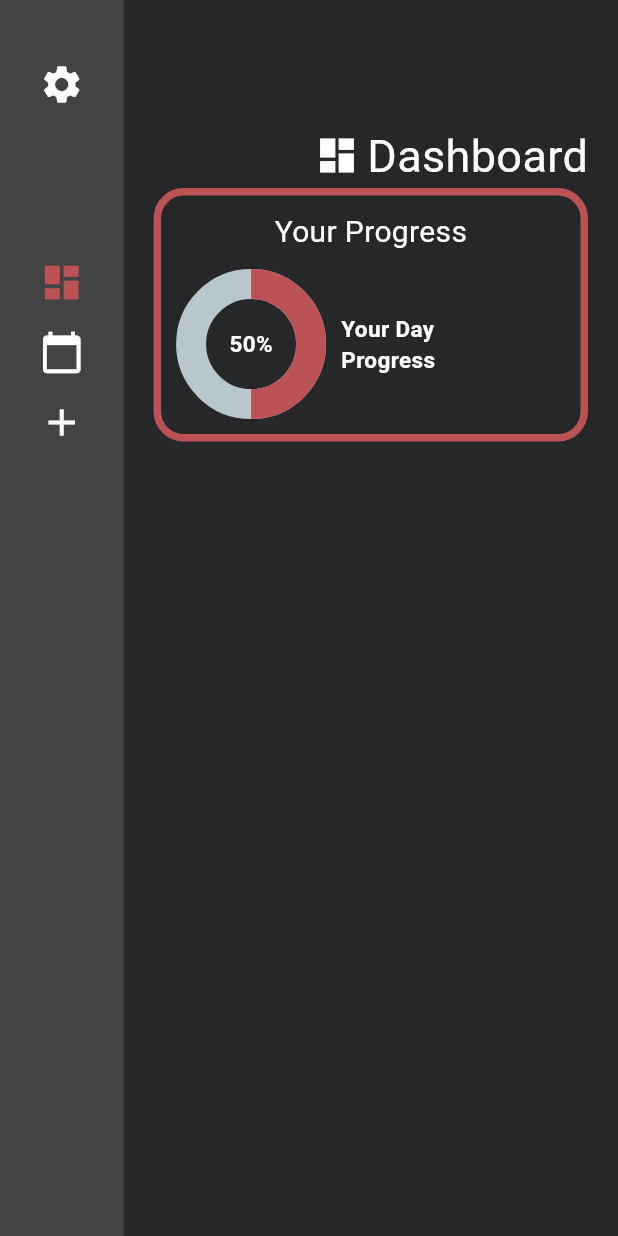
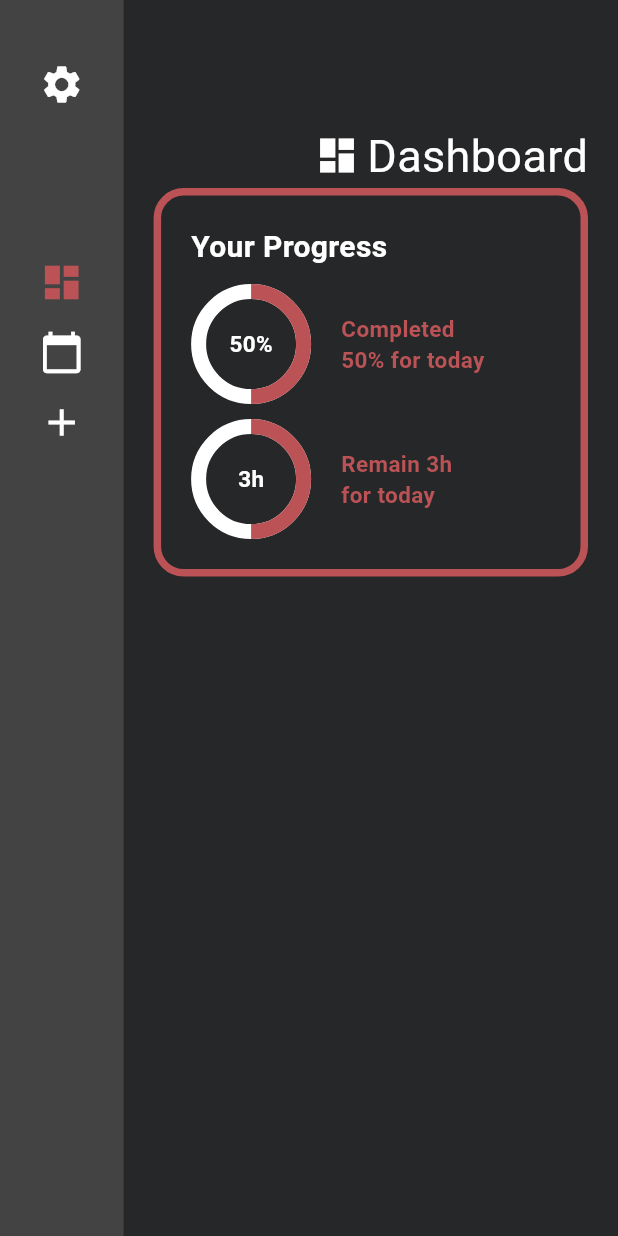
Before and after one commit to ZeroWillHero/Lets-do, a Flutter app: the Layout screen opened by its route, on a phone screen of 412 x 824 dp. Run offline on Flutter 3.47's test engine with Material 3 defaults, Android fonts, the phone set to English and light mode, and no system bars; drawn by our look-alikes of percent_indicator; our stand-ins replace get, supabase_flutter; missing offline and left inert: otp_pin_field; accounts and stored records are empty.

Commit message:
Weather card and progress Card created

```diff
--- a/lib/components/progress_card.dart
+++ b/lib/components/progress_card.dart
@@ -15,17 +15,24 @@ class ProgressCard extends StatelessWidget {
       ),
       width: MediaQuery.of(context).size.width,
       child: Padding(
-        padding: const EdgeInsets.all(10.0),
+        padding: const EdgeInsets.fromLTRB(20.0,20,20.0,20),
         child: Column(
 
-          // mainAxisAlignment: MainAxisAlignment.spaceBetween,
+          mainAxisAlignment: MainAxisAlignment.start,
+          crossAxisAlignment: CrossAxisAlignment.start,
           children: [
-            Text("Your Progress", style: TextStyle(fontSize: 20, color: textColor)),
-            SizedBox(height: 10),
-            Row(children: [
+            const Padding(
+              padding: const EdgeInsets.fromLTRB(0, 0, 0, 0),
+              child: const Text("Your Progress", style: TextStyle(fontSize: 20, fontWeight: FontWeight.bold, color: textColor)),
+            ),
+            const SizedBox(height: 10),
+            Row(
+              mainAxisAlignment: MainAxisAlignment.start,
+
+              children: [
               CircularPercentIndicator(
-              radius: 50.0,
-              lineWidth: 20.0,
+              radius: 40.0,
+              lineWidth: 10.0,
               percent: 0.5,
               center: const Text("50%",
                   style: TextStyle(
@@ -33,20 +40,53 @@ class ProgressCard extends StatelessWidget {
                       color: textColor,
                       fontWeight: FontWeight.bold)),
               progressColor: teritaryColor,
+               backgroundColor: Colors.white,
             ),
             const SizedBox(
-              width: 10,
+              width: 20,
             ),
             const Column(
               children: [
-                Text("Your Day\nProgress",
+                Text("Completed \n50% for today",
                     style: TextStyle(
                         fontSize: 15,
-                        color: textColor,
+                        color: teritaryColor,
+                        fontWeight: FontWeight.bold))
+              ],
+            )
+            ],),
+
+            const SizedBox(height: 10),
+
+            Row(children: [
+              CircularPercentIndicator(
+              radius: 40.0,
+              lineWidth: 10.0,
+              percent: 0.5,
+              center: const Text("3h",
+                  style: TextStyle(
+                      fontSize: 15,
+                      color: textColor,
+                      fontWeight: FontWeight.bold)),
+              progressColor: teritaryColor,
+              fillColor: backgroundColor,
+              backgroundColor: Colors.white,
+            ),
+            const SizedBox(
+              width: 20,
+            ),
+            const Column(
+              children: [
+                Text("Remain 3h \nfor today",
+                    style: TextStyle(
+                        fontSize: 15,
+                        color: teritaryColor,
                         fontWeight: FontWeight.bold))
               ],
             )
             ],)
+
+
           ],
         ),
       ),
```
Also changed, not shown: lib/components/weather_card.dart (added, +75 -0 lines).
